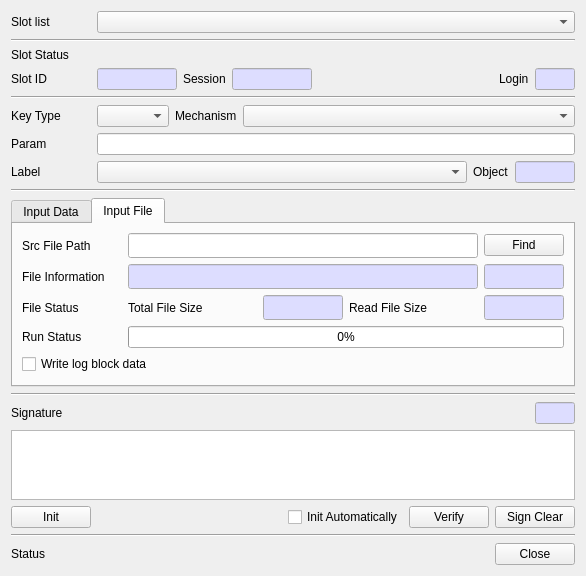
First picture: the form in CryptokiMan/verify_dlg.ui, repository jykim74/CryptokiMan, before the edit.
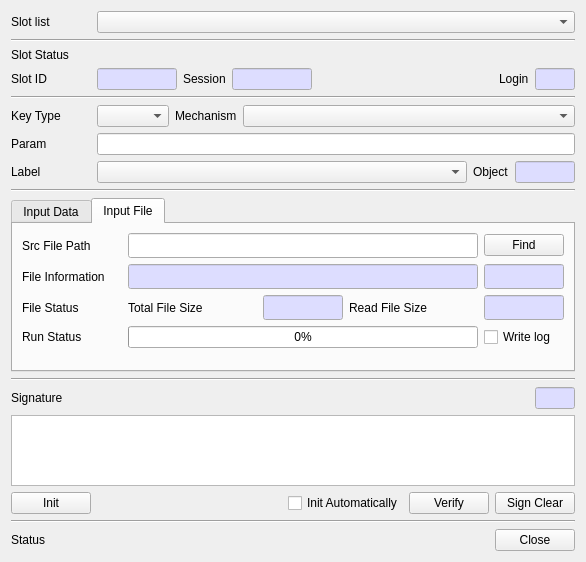
Second picture: the form after the edit.

Commit message: UI 개선

The edit to the form file:
```diff
--- a/CryptokiMan/verify_dlg.ui
+++ b/CryptokiMan/verify_dlg.ui
@@ -7,7 +7,7 @@
     <x>0</x>
     <y>0</y>
     <width>586</width>
-    <height>569</height>
+    <height>562</height>
    </rect>
   </property>
   <property name="windowTitle">
@@ -991,14 +991,20 @@
            </property>
           </widget>
          </item>
-        </layout>
-       </item>
-       <item>
+         <item row="0" column="2">
         <widget class="QCheckBox" name="mWriteLogCheck">
+           <property name="minimumSize">
+            <size>
+             <width>80</width>
+             <height>0</height>
+            </size>
+           </property>
          <property name="text">
-          <string>Write log block data</string>
-         </property>
-        </widget>
+            <string>Write log</string>
+           </property>
+          </widget>
+         </item>
+        </layout>
        </item>
        <item>
         <spacer name="verticalSpacer">
```
Lines whose indentation alone changed are shown as unchanged. The commit also changes 6 other files.
